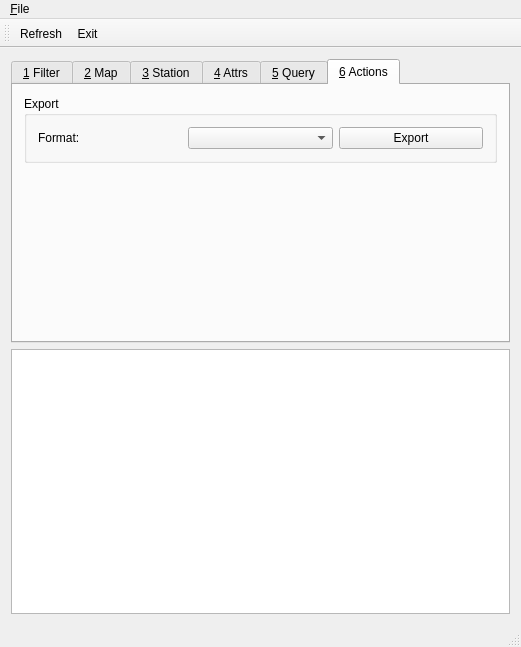
This is provamimainwindow.ui in ARPA-SIMC/provami as Qt 5 draws it before an edit. The edited form follows.
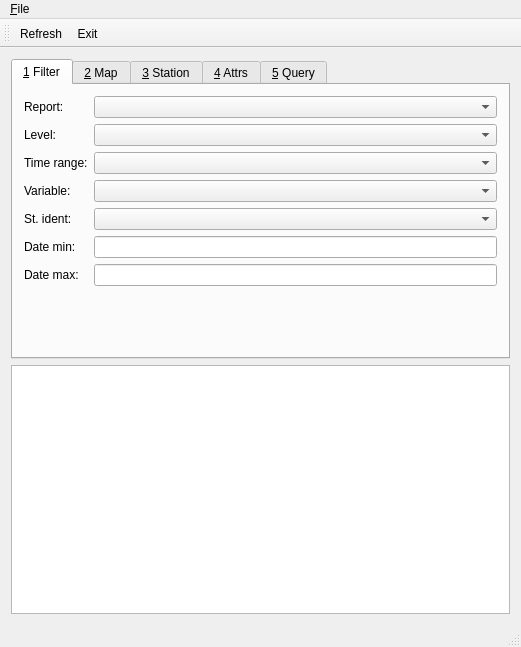
This is the edited form. The open tabs and pages were chosen to show the change. Custom widgets are drawn as their Qt base class.

Commit message: Moved export into query tab, since it fits in one line

What changed in the file:
```diff
--- a/provamimainwindow.ui
+++ b/provamimainwindow.ui
@@ -376,23 +376,12 @@
           </item>
          </layout>
         </item>
-       </layout>
-      </widget>
-      <widget class="QWidget" name="tab_3">
-       <attribute name="title">
-        <string>&amp;6 Actions</string>
-       </attribute>
-       <layout class="QVBoxLayout" name="verticalLayout_8">
         <item>
-         <widget class="QGroupBox" name="groupBox">
-          <property name="title">
-           <string>Export</string>
-          </property>
-          <layout class="QHBoxLayout" name="horizontalLayout_7">
+         <layout class="QHBoxLayout" name="horizontalLayout_6" stretch="0,1,1">
            <item>
             <widget class="QLabel" name="label_20">
              <property name="text">
-              <string>Format:</string>
+             <string>Export:</string>
              </property>
             </widget>
            </item>
@@ -407,20 +396,6 @@
             </widget>
            </item>
           </layout>
-         </widget>
-        </item>
-        <item>
-         <spacer name="verticalSpacer">
-          <property name="orientation">
-           <enum>Qt::Vertical</enum>
-          </property>
-          <property name="sizeHint" stdset="0">
-           <size>
-            <width>20</width>
-            <height>40</height>
-           </size>
-          </property>
-         </spacer>
         </item>
        </layout>
       </widget>
```
Left out of the diff: 3 changed lines with no effect on the pictures. Lines whose indentation alone changed are shown as unchanged.
